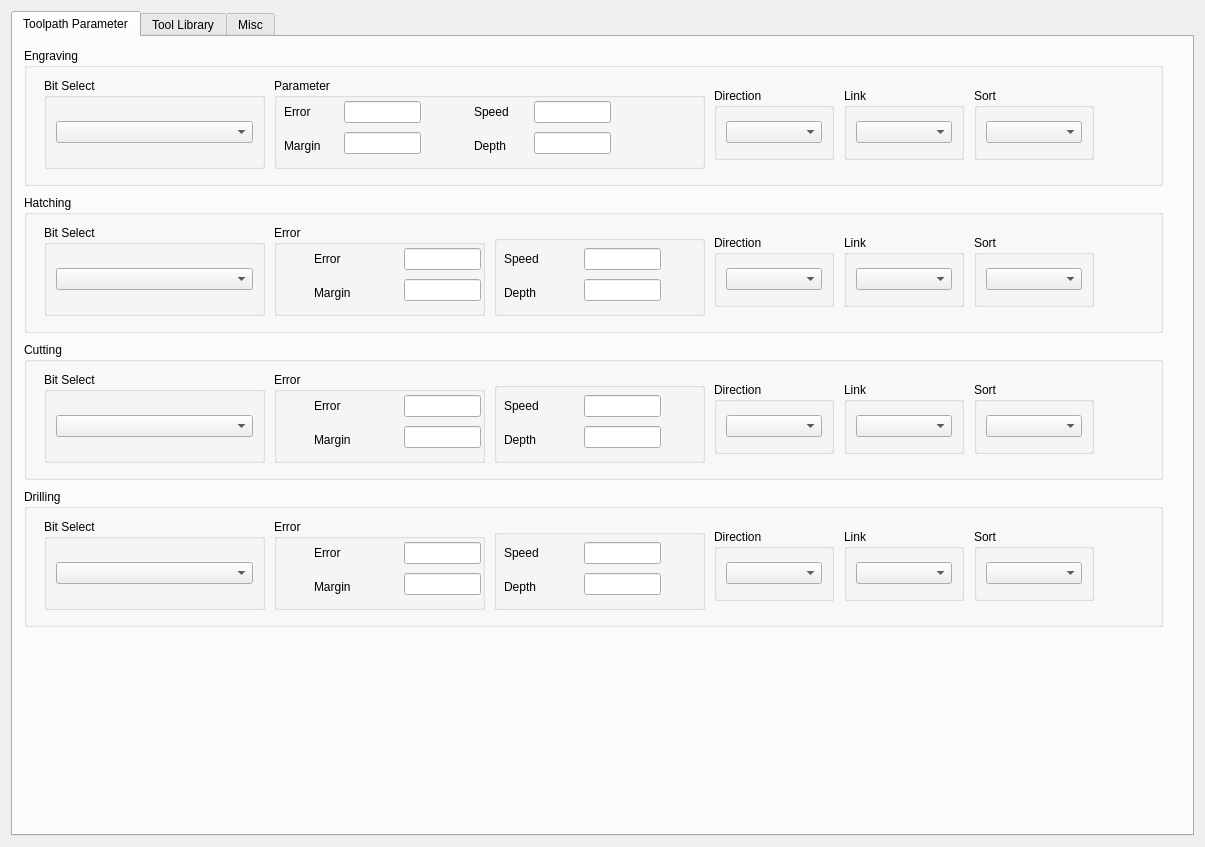
This is res/settingwindow.ui in computergeek1507/GerberCAM as Qt 5 draws it before an edit. The edited form follows.
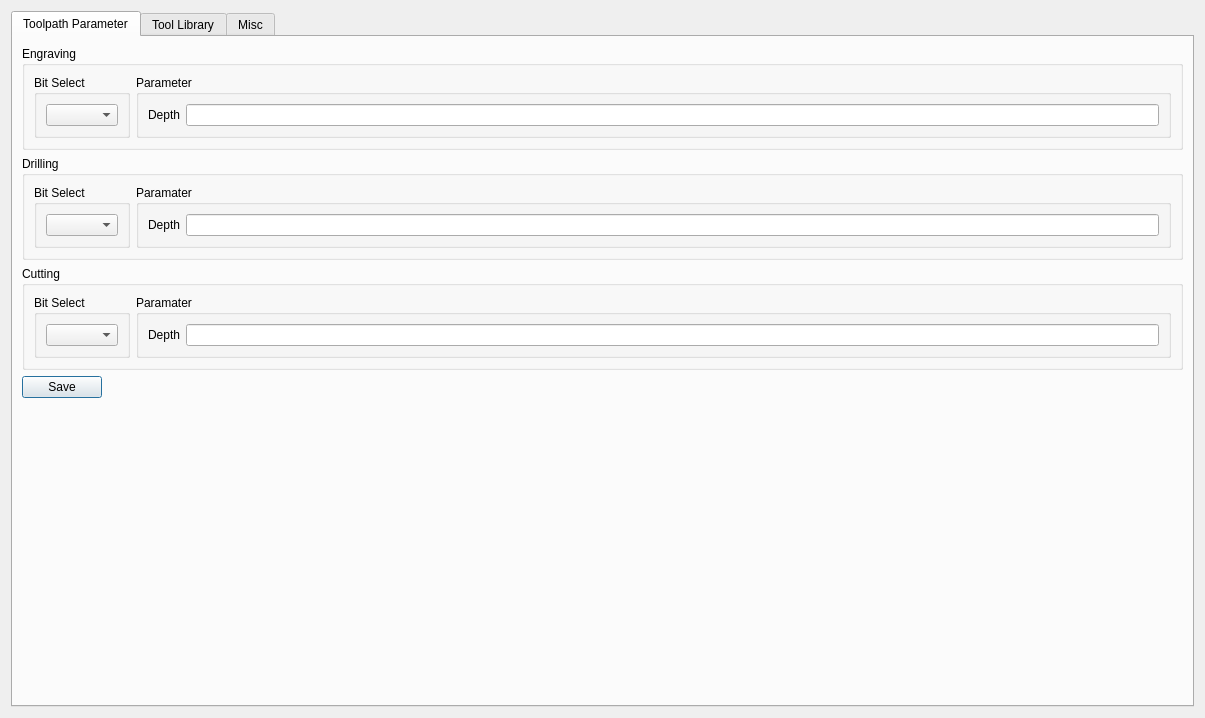
This is the edited form. The open tabs and pages were chosen to show the change.

Commit message: working on tool selection

The edit to the form file:
```diff
--- a/res/settingwindow.ui
+++ b/res/settingwindow.ui
@@ -7,7 +7,7 @@
     <x>0</x>
     <y>0</y>
     <width>1205</width>
-    <height>847</height>
+    <height>718</height>
    </rect>
   </property>
   <property name="sizePolicy">
@@ -31,789 +31,165 @@
         <attribute name="title">
          <string>Toolpath Parameter</string>
         </attribute>
-        <widget class="QGroupBox" name="groupBox_7">
-         <property name="geometry">
-          <rect>
-           <x>11</x>
-           <y>11</y>
-           <width>1139</width>
-           <height>138</height>
-          </rect>
-         </property>
-         <property name="title">
-          <string>Engraving</string>
-         </property>
-         <widget class="QGroupBox" name="groupBox_6">
-          <property name="geometry">
-           <rect>
-            <x>950</x>
-            <y>40</y>
-            <width>120</width>
-            <height>72</height>
-           </rect>
-          </property>
-          <property name="title">
-           <string>Sort</string>
-          </property>
-          <layout class="QHBoxLayout" name="horizontalLayout_4">
-           <item>
-            <widget class="QComboBox" name="comboBox_5"/>
-           </item>
-          </layout>
-         </widget>
-         <widget class="QGroupBox" name="groupBox">
-          <property name="geometry">
-           <rect>
-            <x>20</x>
-            <y>30</y>
-            <width>221</width>
-            <height>91</height>
-           </rect>
-          </property>
-          <property name="title">
-           <string>Bit Select</string>
-          </property>
-          <layout class="QHBoxLayout" name="horizontalLayout_2">
-           <item>
-            <widget class="QComboBox" name="comboBox"/>
-           </item>
-          </layout>
-         </widget>
-         <widget class="QGroupBox" name="groupBox_4">
-          <property name="geometry">
-           <rect>
-            <x>690</x>
-            <y>40</y>
-            <width>120</width>
-            <height>72</height>
-           </rect>
-          </property>
-          <property name="title">
-           <string>Direction</string>
-          </property>
-          <layout class="QVBoxLayout" name="verticalLayout_5">
-           <item>
-            <widget class="QComboBox" name="comboBox_3"/>
-           </item>
-          </layout>
-         </widget>
-         <widget class="QGroupBox" name="groupBox_5">
-          <property name="geometry">
-           <rect>
-            <x>820</x>
-            <y>40</y>
-            <width>120</width>
-            <height>72</height>
-           </rect>
-          </property>
-          <property name="title">
-           <string>Link</string>
-          </property>
-          <layout class="QHBoxLayout" name="horizontalLayout_3">
-           <item>
-            <widget class="QComboBox" name="comboBox_4"/>
-           </item>
-          </layout>
-         </widget>
-         <widget class="QGroupBox" name="groupBox_2">
-          <property name="geometry">
-           <rect>
-            <x>250</x>
-            <y>30</y>
-            <width>431</width>
-            <height>91</height>
-           </rect>
-          </property>
-          <property name="title">
-           <string>Parameter</string>
-          </property>
-          <widget class="QWidget" name="layoutWidget">
-           <property name="geometry">
-            <rect>
-             <x>260</x>
-             <y>20</y>
-             <width>77</width>
-             <height>61</height>
-            </rect>
+        <layout class="QVBoxLayout" name="verticalLayout">
+         <item>
+          <widget class="QGroupBox" name="groupBox_7">
+           <property name="title">
+            <string>Engraving</string>
            </property>
-           <layout class="QVBoxLayout" name="verticalLayout_3">
+           <layout class="QHBoxLayout" name="horizontalLayout_5">
             <item>
-             <widget class="QLineEdit" name="lineEdit_3"/>
+             <widget class="QGroupBox" name="groupBox">
+              <property name="title">
+               <string>Bit Select</string>
+              </property>
+              <layout class="QHBoxLayout" name="horizontalLayout_2">
+               <item>
+                <widget class="QComboBox" name="comboBoxEngravingTool"/>
+               </item>
+              </layout>
+             </widget>
             </item>
             <item>
-             <widget class="QLineEdit" name="lineEdit_4"/>
+             <widget class="QGroupBox" name="groupBox_2">
+              <property name="title">
+               <string>Parameter</string>
+              </property>
+              <layout class="QGridLayout" name="gridLayout_2">
+               <item row="0" column="0">
+                <widget class="QLabel" name="label_4">
+                 <property name="text">
+                  <string>Depth</string>
+                 </property>
+                </widget>
+               </item>
+               <item row="0" column="1">
+                <widget class="QLineEdit" name="lineEditEngravingDepth"/>
+               </item>
+              </layout>
+             </widget>
             </item>
            </layout>
           </widget>
-          <widget class="QWidget" name="layoutWidget_2">
-           <property name="geometry">
-            <rect>
-             <x>200</x>
-             <y>20</y>
-             <width>51</width>
-             <height>61</height>
-            </rect>
+         </item>
+         <item>
+          <widget class="QGroupBox" name="groupBox_22">
+           <property name="title">
+            <string>Drilling</string>
            </property>
-           <layout class="QVBoxLayout" name="verticalLayout_4">
+           <layout class="QHBoxLayout" name="horizontalLayout_4">
             <item>
-             <widget class="QLabel" name="label_3">
-              <property name="text">
-               <string>Speed</string>
+             <widget class="QGroupBox" name="groupBox_24">
+              <property name="title">
+               <string>Bit Select</string>
               </property>
+              <layout class="QHBoxLayout" name="horizontalLayout_12">
+               <item>
+                <widget class="QComboBox" name="comboBoxDrillingTools"/>
+               </item>
+              </layout>
              </widget>
             </item>
             <item>
-             <widget class="QLabel" name="label_4">
-              <property name="text">
-               <string>Depth</string>
+             <widget class="QGroupBox" name="groupBox_25">
+              <property name="title">
+               <string>Paramater</string>
               </property>
+              <layout class="QGridLayout" name="gridLayout_6">
+               <item row="0" column="1">
+                <widget class="QLineEdit" name="lineEditDrillingDepth"/>
+               </item>
+               <item row="0" column="0">
+                <widget class="QLabel" name="label_14">
+                 <property name="text">
+                  <string>Depth</string>
+                 </property>
+                </widget>
+               </item>
+              </layout>
              </widget>
             </item>
            </layout>
           </widget>
-          <widget class="QWidget" name="layoutWidget">
-           <property name="geometry">
-            <rect>
-             <x>70</x>
-             <y>20</y>
-             <width>77</width>
-             <height>61</height>
-            </rect>
+         </item>
+         <item>
+          <widget class="QGroupBox" name="groupBox_15">
+           <property name="title">
+            <string>Cutting</string>
            </property>
-           <layout class="QVBoxLayout" name="verticalLayout">
+           <layout class="QHBoxLayout" name="horizontalLayout_3">
             <item>
-             <widget class="QLineEdit" name="lineEdit"/>
-            </item>
-            <item>
-             <widget class="QLineEdit" name="lineEdit_2"/>
-            </item>
-           </layout>
-          </widget>
-          <widget class="QWidget" name="layoutWidget">
-           <property name="geometry">
-            <rect>
-             <x>10</x>
-             <y>20</y>
-             <width>51</width>
-             <height>61</height>
-            </rect>
-           </property>
-           <layout class="QVBoxLayout" name="verticalLayout_2">
-            <item>
-             <widget class="QLabel" name="label">
-              <property name="text">
-               <string>Error</string>
+             <widget class="QGroupBox" name="groupBox_17">
+              <property name="title">
+               <string>Bit Select</string>
               </property>
+              <layout class="QHBoxLayout" name="horizontalLayout_9">
+               <item>
+                <widget class="QComboBox" name="comboBoxCuttingTool"/>
+               </item>
+              </layout>
              </widget>
             </item>
             <item>
-             <widget class="QLabel" name="label_2">
-              <property name="text">
-               <string>Margin</string>
+             <widget class="QGroupBox" name="groupBox_18">
+              <property name="title">
+               <string>Paramater</string>
               </property>
+              <layout class="QGridLayout" name="gridLayout_5">
+               <item row="0" column="0">
+                <widget class="QLabel" name="label_10">
+                 <property name="text">
+                  <string>Depth</string>
+                 </property>
+                </widget>
+               </item>
+               <item row="0" column="1">
+                <widget class="QLineEdit" name="lineEditCuttingDepth"/>
+               </item>
+              </layout>
              </widget>
             </item>
            </layout>
           </widget>
-         </widget>
-        </widget>
-        <widget class="QGroupBox" name="groupBox_8">
-         <property name="geometry">
-          <rect>
-           <x>11</x>
-           <y>158</y>
-           <width>1139</width>
-           <height>138</height>
-          </rect>
-         </property>
-         <property name="title">
-          <string>Hatching</string>
-         </property>
-         <widget class="QGroupBox" name="groupBox_9">
-          <property name="geometry">
-           <rect>
-            <x>950</x>
-            <y>40</y>
-            <width>120</width>
-            <height>72</height>
-           </rect>
-          </property>
-          <property name="title">
-           <string>Sort</string>
-          </property>
-          <layout class="QHBoxLayout" name="horizontalLayout_5">
-           <item>
-            <widget class="QComboBox" name="comboBox_6"/>
-           </item>
-          </layout>
-         </widget>
-         <widget class="QGroupBox" name="groupBox_10">
-          <property name="geometry">
-           <rect>
-            <x>20</x>
-            <y>30</y>
-            <width>221</width>
-            <height>91</height>
-           </rect>
-          </property>
-          <property name="title">
-           <string>Bit Select</string>
-          </property>
+         </item>
+         <item>
           <layout class="QHBoxLayout" name="horizontalLayout_6">
            <item>
-            <widget class="QComboBox" name="comboBox_8"/>
+            <widget class="QPushButton" name="pushButtonSaveBit">
+             <property name="text">
+              <string>Save</string>
+             </property>
+            </widget>
            </item>
-          </layout>
-         </widget>
-         <widget class="QGroupBox" name="groupBox_11">
-          <property name="geometry">
-           <rect>
-            <x>470</x>
-            <y>40</y>
-            <width>211</width>
-            <height>81</height>
-           </rect>
-          </property>
-          <property name="title">
-           <string/>
-          </property>
-          <widget class="QWidget" name="layoutWidget_3">
-           <property name="geometry">
-            <rect>
-             <x>90</x>
-             <y>10</y>
-             <width>77</width>
-             <height>61</height>
-            </rect>
-           </property>
-           <layout class="QVBoxLayout" name="verticalLayout_6">
-            <item>
-             <widget class="QLineEdit" name="lineEdit_5"/>
-            </item>
-            <item>
-             <widget class="QLineEdit" name="lineEdit_6"/>
-            </item>
-           </layout>
-          </widget>
-          <widget class="QWidget" name="layoutWidget_4">
-           <property name="geometry">
-            <rect>
-             <x>10</x>
-             <y>10</y>
-             <width>70</width>
-             <height>61</height>
-            </rect>
-           </property>
-           <layout class="QVBoxLayout" name="verticalLayout_7">
-            <item>
-             <widget class="QLabel" name="label_5">
-              <property name="text">
-               <string>Speed</string>
-              </property>
-             </widget>
-            </item>
-            <item>
-             <widget class="QLabel" name="label_6">
-              <property name="text">
-               <string>Depth</string>
-              </property>
-             </widget>
-            </item>
-           </layout>
-          </widget>
-         </widget>
-         <widget class="QGroupBox" name="groupBox_12">
-          <property name="geometry">
-           <rect>
-            <x>690</x>
-            <y>40</y>
-            <width>120</width>
-            <height>72</height>
-           </rect>
-          </property>
-          <property name="title">
-           <string>Direction</string>
-          </property>
-          <layout class="QVBoxLayout" name="verticalLayout_8">
            <item>
-            <widget class="QComboBox" name="comboBox_9"/>
+            <spacer name="horizontalSpacer_3">
+             <property name="orientation">
+              <enum>Qt::Horizontal</enum>
+             </property>
+             <property name="sizeHint" stdset="0">
+              <size>
+               <width>40</width>
+               <height>20</height>
+              </size>
+             </property>
+            </spacer>
            </item>
           </layout>
-         </widget>
-         <widget class="QGroupBox" name="groupBox_13">
-          <property name="geometry">
-           <rect>
-            <x>820</x>
-            <y>40</y>
-            <width>120</width>
-            <height>72</height>
-           </rect>
-          </property>
-          <property name="title">
-           <string>Link</string>
-          </property>
-          <layout class="QHBoxLayout" name="horizontalLayout_7">
-           <item>
-            <widget class="QComboBox" name="comboBox_10"/>
-           </item>
-          </layout>
-         </widget>
-         <widget class="QGroupBox" name="groupBox_14">
-          <property name="geometry">
-           <rect>
-            <x>250</x>
-            <y>30</y>
-            <width>211</width>
-            <height>91</height>
-           </rect>
-          </property>
-          <property name="title">
-           <string>Error</string>
-          </property>
-          <widget class="QWidget" name="layoutWidget_5">
-           <property name="geometry">
-            <rect>
-             <x>130</x>
-             <y>20</y>
-             <width>77</width>
-             <height>61</height>
-            </rect>
+         </item>
+         <item>
+          <spacer name="verticalSpacer_2">
+           <property name="orientation">
+            <enum>Qt::Vertical</enum>
            </property>
-           <layout class="QVBoxLayout" name="verticalLayout_9">
-            <item>
-             <widget class="QLineEdit" name="lineEdit_7"/>
-            </item>
-            <item>
-             <widget class="QLineEdit" name="lineEdit_8"/>
-            </item>
-           </layout>
-          </widget>
-          <widget class="QWidget" name="layoutWidget_6">
-           <property name="geometry">
-            <rect>
-             <x>40</x>
-             <y>20</y>
-             <width>70</width>
-             <height>61</height>
-            </rect>
+           <property name="sizeHint" stdset="0">
+            <size>
+             <width>20</width>
+             <height>40</height>
+            </size>
            </property>
-           <layout class="QVBoxLayout" name="verticalLayout_10">
-            <item>
-             <widget class="QLabel" name="label_7">
-              <property name="text">
-               <string>Error</string>
-              </property>
-             </widget>
-            </item>
-            <item>
-             <widget class="QLabel" name="label_8">
-              <property name="text">
-               <string>Margin</string>
-              </property>
-             </widget>
-            </item>
-           </layout>
-          </widget>
-         </widget>
-        </widget>
-        <widget class="QGroupBox" name="groupBox_15">
-         <property name="geometry">
-          <rect>
-           <x>11</x>
-           <y>305</y>
-           <width>1139</width>
-           <height>138</height>
-          </rect>
-         </property>
-         <property name="title">
-          <string>Cutting</string>
-         </property>
-         <widget class="QGroupBox" name="groupBox_16">
-          <property name="geometry">
-           <rect>
-            <x>950</x>
-            <y>40</y>
-            <width>120</width>
-            <height>72</height>
-           </rect>
-          </property>
-          <property name="title">
-           <string>Sort</string>
-          </property>
-          <layout class="QHBoxLayout" name="horizontalLayout_8">
-           <item>
-            <widget class="QComboBox" name="comboBox_11"/>
-           </item>
-          </layout>
-         </widget>
-         <widget class="QGroupBox" name="groupBox_17">
-          <property name="geometry">
-           <rect>
-            <x>20</x>
-            <y>30</y>
-            <width>221</width>
-            <height>91</height>
-           </rect>
-          </property>
-          <property name="title">
-           <string>Bit Select</string>
-          </property>
-          <layout class="QHBoxLayout" name="horizontalLayout_9">
-           <item>
-            <widget class="QComboBox" name="comboBox_13"/>
-           </item>
-          </layout>
-         </widget>
-         <widget class="QGroupBox" name="groupBox_18">
-          <property name="geometry">
-           <rect>
-            <x>470</x>
-            <y>40</y>
-            <width>211</width>
-            <height>81</height>
-           </rect>
-          </property>
-          <property name="title">
-           <string/>
-          </property>
-          <widget class="QWidget" name="layoutWidget_7">
-           <property name="geometry">
-            <rect>
-             <x>90</x>
-             <y>10</y>
-             <width>77</width>
-             <height>61</height>
-            </rect>
-           </property>
-           <layout class="QVBoxLayout" name="verticalLayout_11">
-            <item>
-             <widget class="QLineEdit" name="lineEdit_9"/>
-            </item>
-            <item>
-             <widget class="QLineEdit" name="lineEdit_10"/>
-            </item>
-           </layout>
-          </widget>
-          <widget class="QWidget" name="layoutWidget_8">
-           <property name="geometry">
-            <rect>
-             <x>10</x>
-             <y>10</y>
-             <width>70</width>
-             <height>61</height>
-            </rect>
-           </property>
-           <layout class="QVBoxLayout" name="verticalLayout_12">
-            <item>
-             <widget class="QLabel" name="label_9">
-              <property name="text">
-               <string>Speed</string>
-              </property>
-             </widget>
-            </item>
-            <item>
-             <widget class="QLabel" name="label_10">
-              <property name="text">
-               <string>Depth</string>
-              </property>
-             </widget>
-            </item>
-           </layout>
-          </widget>
-         </widget>
-         <widget class="QGroupBox" name="groupBox_19">
-          <property name="geometry">
-           <rect>
-            <x>690</x>
-            <y>40</y>
-            <width>120</width>
-            <height>72</height>
-           </rect>
-          </property>
-          <property name="title">
-           <string>Direction</string>
-          </property>
-          <layout class="QVBoxLayout" name="verticalLayout_13">
-           <item>
-            <widget class="QComboBox" name="comboBox_14"/>
-           </item>
-          </layout>
-         </widget>
-         <widget class="QGroupBox" name="groupBox_20">
-          <property name="geometry">
-           <rect>
-            <x>820</x>
-            <y>40</y>
-            <width>120</width>
-            <height>72</height>
-           </rect>
-          </property>
-          <property name="title">
-           <string>Link</string>
-          </property>
-          <layout class="QHBoxLayout" name="horizontalLayout_10">
-           <item>
-            <widget class="QComboBox" name="comboBox_15"/>
-           </item>
-          </layout>
-         </widget>
-         <widget class="QGroupBox" name="groupBox_21">
-          <property name="geometry">
-           <rect>
-            <x>250</x>
-            <y>30</y>
-            <width>211</width>
-            <height>91</height>
-           </rect>
-          </property>
-          <property name="title">
-           <string>Error</string>
-          </property>
-          <widget class="QWidget" name="layoutWidget_9">
-           <property name="geometry">
-            <rect>
-             <x>130</x>
-             <y>20</y>
-             <width>77</width>
-             <height>61</height>
-            </rect>
-           </property>
-           <layout class="QVBoxLayout" name="verticalLayout_14">
-            <item>
-             <widget class="QLineEdit" name="lineEdit_11"/>
-            </item>
-            <item>
-             <widget class="QLineEdit" name="lineEdit_12"/>
-            </item>
-           </layout>
-          </widget>
-          <widget class="QWidget" name="layoutWidget_10">
-           <property name="geometry">
-            <rect>
-             <x>40</x>
-             <y>20</y>
-             <width>70</width>
-             <height>61</height>
-            </rect>
-           </property>
-           <layout class="QVBoxLayout" name="verticalLayout_15">
-            <item>
-             <widget class="QLabel" name="label_11">
-              <property name="text">
-               <string>Error</string>
-              </property>
-             </widget>
-            </item>
-            <item>
-             <widget class="QLabel" name="label_12">
-              <property name="text">
-               <string>Margin</string>
-              </property>
-             </widget>
-            </item>
-           </layout>
-          </widget>
-         </widget>
-        </widget>
-        <widget class="QGroupBox" name="groupBox_22">
-         <property name="geometry">
-          <rect>
-           <x>11</x>
-           <y>452</y>
-           <width>1139</width>
-           <height>138</height>
-          </rect>
-         </property>
-         <property name="title">
-          <string>Drilling</string>
-         </property>
-         <widget class="QGroupBox" name="groupBox_23">
-          <property name="geometry">
-           <rect>
-            <x>950</x>
-            <y>40</y>
-            <width>120</width>
-            <height>72</height>
-           </rect>
-          </property>
-          <property name="title">
-           <string>Sort</string>
-          </property>
-          <layout class="QHBoxLayout" name="horizontalLayout_11">
-           <item>
-            <widget class="QComboBox" name="comboBox_16"/>
-           </item>
-          </layout>
-         </widget>
-         <widget class="QGroupBox" name="groupBox_24">
-          <property name="geometry">
-           <rect>
-            <x>20</x>
-            <y>30</y>
-            <width>221</width>
-            <height>91</height>
-           </rect>
-          </property>
-          <property name="title">
-           <string>Bit Select</string>
-          </property>
-          <layout class="QHBoxLayout" name="horizontalLayout_12">
-           <item>
-            <widget class="QComboBox" name="comboBox_18"/>
-           </item>
-          </layout>
-         </widget>
-         <widget class="QGroupBox" name="groupBox_25">
-          <property name="geometry">
-           <rect>
-            <x>470</x>
-            <y>40</y>
-            <width>211</width>
-            <height>81</height>
-           </rect>
-          </property>
-          <property name="title">
-           <string/>
-          </property>
-          <widget class="QWidget" name="layoutWidget_11">
-           <property name="geometry">
-            <rect>
-             <x>90</x>
-             <y>10</y>
-             <width>77</width>
-             <height>61</height>
-            </rect>
-           </property>
-           <layout class="QVBoxLayout" name="verticalLayout_16">
-            <item>
-             <widget class="QLineEdit" name="lineEdit_13"/>
-            </item>
-            <item>
-             <widget class="QLineEdit" name="lineEdit_14"/>
-            </item>
-           </layout>
-          </widget>
-          <widget class="QWidget" name="layoutWidget_12">
-           <property name="geometry">
-            <rect>
-             <x>10</x>
-             <y>10</y>
-             <width>70</width>
-             <height>61</height>
-            </rect>
-           </property>
-           <layout class="QVBoxLayout" name="verticalLayout_17">
-            <item>
-             <widget class="QLabel" name="label_13">
-              <property name="text">
-               <string>Speed</string>
-              </property>
-             </widget>
-            </item>
-            <item>
-             <widget class="QLabel" name="label_14">
-              <property name="text">
-               <string>Depth</string>
-              </property>
-             </widget>
-            </item>
-           </layout>
-          </widget>
-         </widget>
-         <widget class="QGroupBox" name="groupBox_26">
-          <property name="geometry">
-           <rect>
-            <x>690</x>
-            <y>40</y>
-            <width>120</width>
-            <height>72</height>
-           </rect>
-          </property>
-          <property name="title">
-           <string>Direction</string>
-          </property>
-          <layout class="QVBoxLayout" name="verticalLayout_18">
-           <item>
-            <widget class="QComboBox" name="comboBox_19"/>
-           </item>
-          </layout>
-         </widget>
-         <widget class="QGroupBox" name="groupBox_27">
-          <property name="geometry">
-           <rect>
-            <x>820</x>
-            <y>40</y>
-            <width>120</width>
-            <height>72</height>
-           </rect>
-          </property>
-          <property name="title">
-           <string>Link</string>
-          </property>
-          <layout class="QHBoxLayout" name="horizontalLayout_13">
-           <item>
-            <widget class="QComboBox" name="comboBox_20"/>
-           </item>
-          </layout>
-         </widget>
-         <widget class="QGroupBox" name="groupBox_28">
-          <property name="geometry">
-           <rect>
-            <x>250</x>
-            <y>30</y>
-            <width>211</width>
-            <height>91</height>
-           </rect>
-          </property>
-          <property name="title">
-           <string>Error</string>
-          </property>
-          <widget class="QWidget" name="layoutWidget_13">
-           <property name="geometry">
-            <rect>
-             <x>130</x>
-             <y>20</y>
-             <width>77</width>
-             <height>61</height>
-            </rect>
-           </property>
-           <layout class="QVBoxLayout" name="verticalLayout_19">
-            <item>
-             <widget class="QLineEdit" name="lineEdit_15"/>
-            </item>
-            <item>
-             <widget class="QLineEdit" name="lineEdit_16"/>
-            </item>
-           </layout>
-          </widget>
-          <widget class="QWidget" name="layoutWidget_14">
-           <property name="geometry">
-            <rect>
-             <x>40</x>
-             <y>20</y>
-             <width>70</width>
-             <height>61</height>
-            </rect>
-           </property>
-           <layout class="QVBoxLayout" name="verticalLayout_20">
-            <item>
-             <widget class="QLabel" name="label_15">
-              <property name="text">
-               <string>Error</string>
-              </property>
-             </widget>
-            </item>
-            <item>
-             <widget class="QLabel" name="label_16">
-              <property name="text">
-               <string>Margin</string>
-              </property>
-             </widget>
-            </item>
-           </layout>
-          </widget>
-         </widget>
-        </widget>
+          </spacer>
+         </item>
+        </layout>
        </widget>
        <widget class="QWidget" name="tab_2">
         <attribute name="title">
```
Left out of the diff: 37 changed lines with no effect on the pictures. The commit also changes 13 other files.
